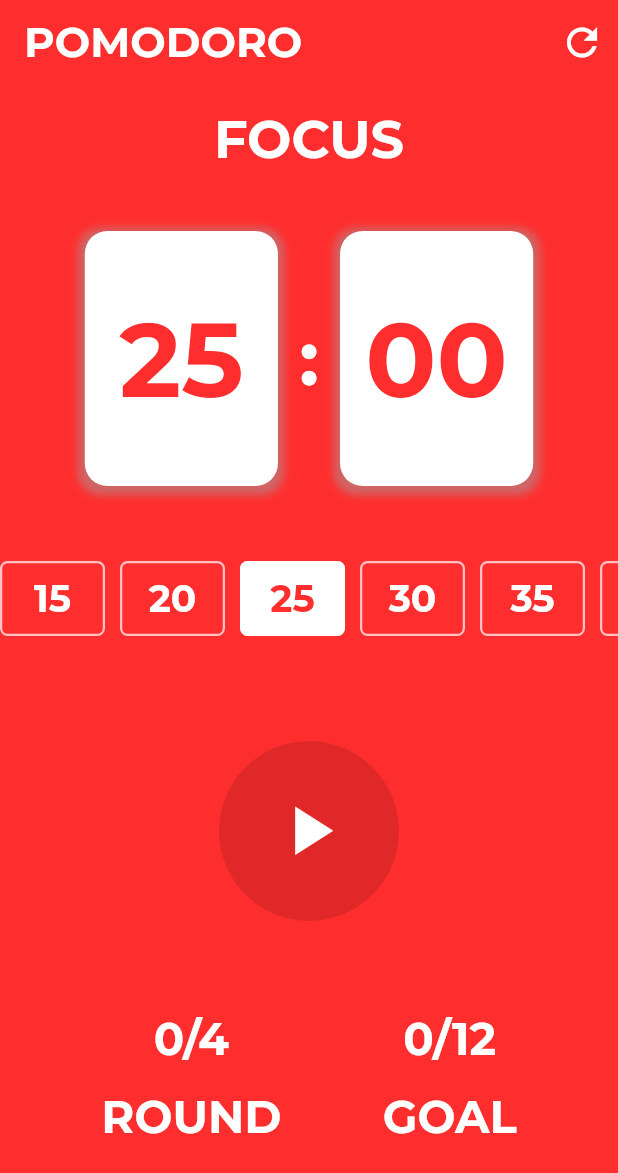
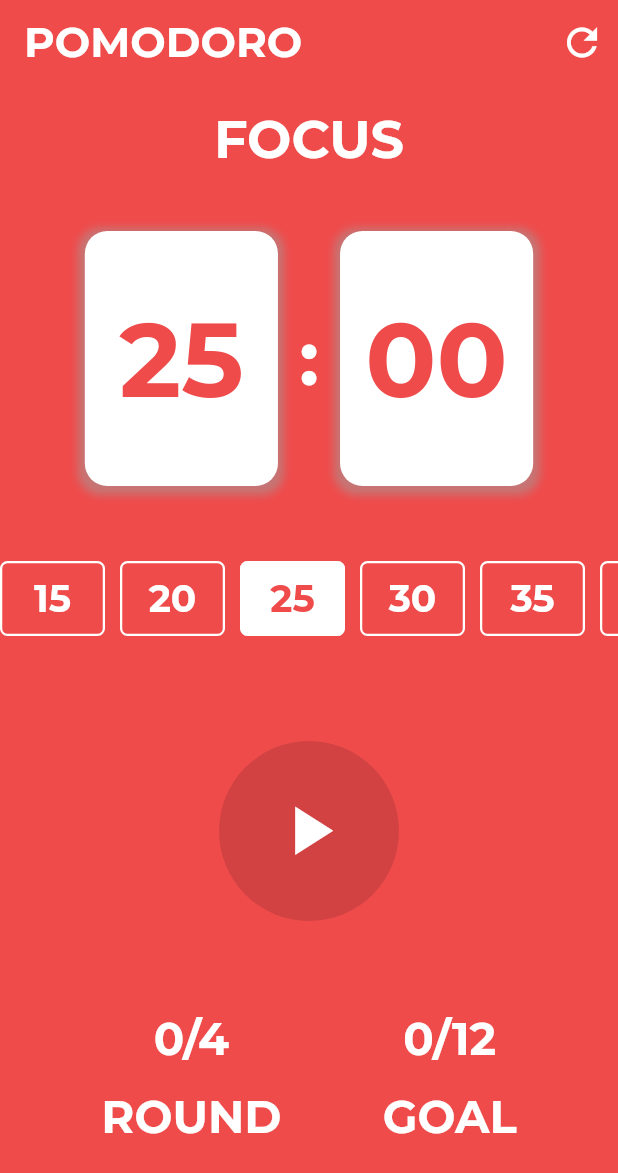
Before and after one commit to nggiahuy09/PomodoroApp, a Flutter app: the screen it shows after launch, on a phone screen of 412 x 824 dp. Shown: the top 1173 px of the screen. Run offline on Flutter 3.47's test engine with Material 2 defaults, Android fonts, the phone set to English and light mode, and no system bars; our stand-ins replace audioplayers, fluttertoast, google_fonts.

Commit message:
change color theme

```diff
--- a/lib/screens/pomodoro_screen.dart
+++ b/lib/screens/pomodoro_screen.dart
@@ -15,20 +15,20 @@ class PomodoroScreen extends StatelessWidget {
     final provider = Provider.of<TimerService>(context);
 
     return Scaffold(
-      backgroundColor: renderColor(provider.currentState),
+      backgroundColor: renderBackgroundColor(provider.currentState),
       appBar: AppBar(
         elevation: 0,
-        backgroundColor: renderColor(provider.currentState),
+        backgroundColor: renderBackgroundColor(provider.currentState),
         title: Text(
           'POMODORO',
-          style: textStyle(28.0, Colors.white, FontWeight.w700),
+          style: textStyle(28.0, renderColor(provider.currentState), FontWeight.w700),
         ),
         actions: [
           IconButton(
               onPressed: Provider.of<TimerService>(context, listen: false).reset,
-              icon: const Icon(
+              icon: Icon(
                 Icons.refresh_sharp,
-                color: Colors.white,
+                color: renderColor(provider.currentState),
                 size: 30,
               ),
           ),
@@ -37,16 +37,16 @@ class PomodoroScreen extends StatelessWidget {
       body: SingleChildScrollView(
         child: Container(
           alignment: Alignment.center,
-          child: Column(
+          child: const Column(
             children: [
-              const SizedBox(height: 15,),
-              const TimerCard(),
-              const SizedBox(height: 50,),
+              SizedBox(height: 15,),
+              TimerCard(),
+              SizedBox(height: 50,),
               TimeOptions(),
-              const SizedBox(height: 70,),
-              const TimeController(),
-              const SizedBox(height: 60,),
-              const ProgressWidget(),
+              SizedBox(height: 70,),
+              TimeController(),
+              SizedBox(height: 60,),
+              ProgressWidget(),
             ],
           ),
         ),
--- a/lib/util/utils.dart
+++ b/lib/util/utils.dart
@@ -26,16 +26,26 @@ List selectableTimes = [
   "3600",
 ];
 
-Color renderColor(String currentState) {
+Color renderBackgroundColor(String currentState) {
   Color color;
 
   if(currentState == "FOCUS") {
-    color = const Color.fromARGB(255, 255, 46, 46);
+    color = const Color.fromARGB(255, 239, 75, 75);
   } else if(currentState == "BREAK") {
-    color = const Color.fromARGB(255, 46, 46, 255);
+    color = const Color.fromARGB(255, 145, 145, 144);
   } else {
-    color = const Color.fromARGB(255, 0, 163, 0);
+    color = const Color.fromARGB(255, 242, 227, 201);
   }
 
   return color;
 }
+
+Color renderColor(String currentState) {
+  Color color = Colors.white;
+  if(currentState == "FOCUS" || currentState == "BREAK") {
+    color = Colors.white;
+  } else {
+    color = Colors.black54;
+  }
+  return color;
+}
--- a/lib/widgets/progress_widget.dart
+++ b/lib/widgets/progress_widget.dart
@@ -17,12 +17,12 @@ class ProgressWidget extends StatelessWidget {
           children: [
             Text(
               "${provider.rounds}/4",
-              style: textStyle(30, Colors.white, FontWeight.bold),
+              style: textStyle(30, renderColor(provider.currentState), FontWeight.bold),
             ),
             const SizedBox(height: 15,),
             Text(
               'ROUND',
-              style: textStyle(30, Colors.white, FontWeight.bold),
+              style: textStyle(30, renderColor(provider.currentState), FontWeight.bold),
             ),
           ],
         ),
@@ -30,12 +30,12 @@ class ProgressWidget extends StatelessWidget {
           children: [
             Text(
               "${provider.goals}/12",
-              style: textStyle(30, Colors.white, FontWeight.bold),
+              style: textStyle(30, renderColor(provider.currentState), FontWeight.bold),
             ),
             const SizedBox(height: 15,),
             Text(
               'GOAL',
-              style: textStyle(30, Colors.white, FontWeight.bold),
+              style: textStyle(30, renderColor(provider.currentState), FontWeight.bold),
             ),
           ]
         ),
--- a/lib/widgets/time_controller_button.dart
+++ b/lib/widgets/time_controller_button.dart
@@ -1,5 +1,6 @@
 import 'package:flutter/material.dart';
 import 'package:pomodoro/functionality/time_service.dart';
+import 'package:pomodoro/util/utils.dart';
 import 'package:provider/provider.dart';
 
 class TimeController extends StatefulWidget {
@@ -30,7 +31,7 @@ class _TimeControllerState extends State<TimeController> {
         icon: Icon(
           provider.timerPlaying == true ? Icons.pause : Icons.play_arrow,
           size: 55,
-          color: Colors.white,
+          color: renderColor(provider.currentState),
         ),
       ),
     );
--- a/lib/widgets/time_options.dart
+++ b/lib/widgets/time_options.dart
@@ -26,7 +26,7 @@ class TimeOptions extends StatelessWidget {
               decoration: int.parse(time) == provider.selectedTime ?
               BoxDecoration(
                 borderRadius: BorderRadius.circular(5),
-                color: Colors.white,
+                color: renderColor(provider.currentState),
                 border: Border.all(
                   color: Colors.white54,
                   width: 1.5,
@@ -34,16 +34,16 @@ class TimeOptions extends StatelessWidget {
               ) :
               BoxDecoration(
                 borderRadius: BorderRadius.circular(5),
-                color: renderColor(provider.currentState),
+                color: renderBackgroundColor(provider.currentState),
                 border: Border.all(
-                  color: Colors.white70,
+                  color: renderColor(provider.currentState),
                   width: 1.5,
                 ),
               ),
               child: Center(
                   child: Text(
                     (int.parse(time) ~/ 60).toString(),
-                    style: textStyle(25, int.parse(time) == provider.selectedTime ? renderColor(provider.currentState) : Colors.white, FontWeight.bold),
+                    style: textStyle(25, int.parse(time) == provider.selectedTime ? renderBackgroundColor(provider.currentState) : renderColor(provider.currentState), FontWeight.bold),
                   )
               ),
             ),
--- a/lib/widgets/timer_cards.dart
+++ b/lib/widgets/timer_cards.dart
@@ -15,7 +15,7 @@ class TimerCard extends StatelessWidget {
       children: [
         Text(
           provider.currentState,
-          style: textStyle(35, Colors.white, FontWeight.w700),
+          style: textStyle(35, renderColor(provider.currentState), FontWeight.w700),
         ),
         const SizedBox(
           height: 40,
@@ -27,7 +27,7 @@ class TimerCard extends StatelessWidget {
               width: MediaQuery.of(context).size.width / 3.2,
               height: 170,
               decoration: BoxDecoration(
-                color: Colors.white,
+                color: renderColor(provider.currentState),
                 borderRadius: BorderRadius.circular(15),
                 boxShadow: [
                   BoxShadow(
@@ -41,19 +41,19 @@ class TimerCard extends StatelessWidget {
               child: Center(
                 child: Text(
                   (provider.currentDuration ~/ 60).toString(),
-                  style: textStyle(70, renderColor(provider.currentState), FontWeight.bold),
+                  style: textStyle(70, renderBackgroundColor(provider.currentState), FontWeight.bold),
                 ),
               ),
             ),
             Text(
               " : ",
-              style: textStyle(50, Colors.white, FontWeight.w700),
+              style: textStyle(50, renderColor(provider.currentState), FontWeight.w700),
             ),
             Container(
               width: MediaQuery.of(context).size.width / 3.2,
               height: 170,
               decoration: BoxDecoration(
-                color: Colors.white,
+                color: renderColor(provider.currentState),
                 borderRadius: BorderRadius.circular(15),
                 boxShadow: [
                   BoxShadow(
@@ -67,7 +67,7 @@ class TimerCard extends StatelessWidget {
               child: Center(
                 child: Text(
                   seconds == 0 ? "${seconds.round()}0" : seconds.round().toString(),
-                  style: textStyle(70, renderColor(provider.currentState), FontWeight.bold),
+                  style: textStyle(70, renderBackgroundColor(provider.currentState), FontWeight.bold),
                 ),
               ),
             ),
```
